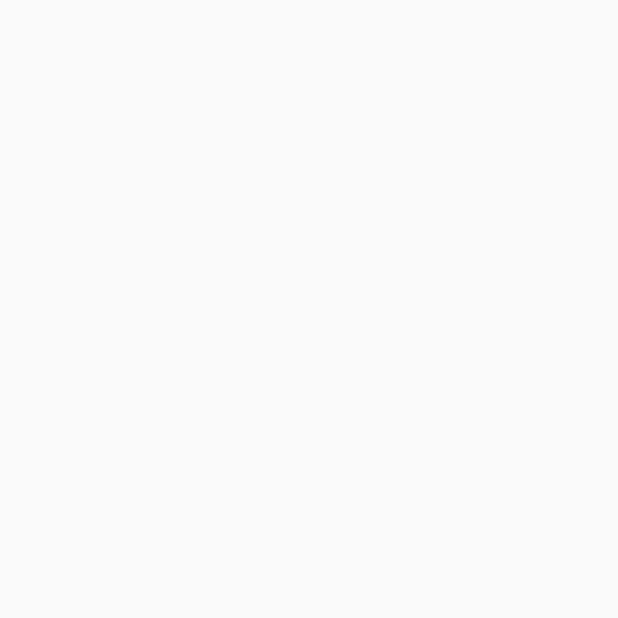
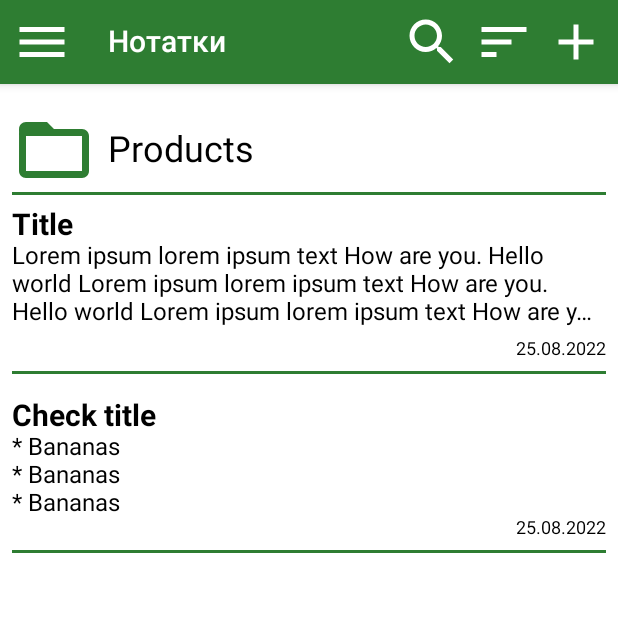
Before and after one commit to bilotserkivets/My-Notes, an Android app built with Jetpack Compose: the screen it shows after launch (MainActivity), on a phone screen of 412 x 824 dp, the top half of it. Before the commit the part shown is empty. Run offline under Robolectric (Android 15) with nearby library versions, the phone set to English and light mode, and no system bars.

Commit message:
Create navigationIcon, search icon, sort icon, add icon in topBar

```diff
--- a/app/build.gradle
+++ b/app/build.gradle
@@ -72,4 +72,6 @@ dependencies {
     def nav_version = "2.5.1"
 
     implementation "androidx.navigation:navigation-compose:$nav_version"
+
+    implementation "androidx.compose.material:material-icons-extended:$compose_version"
 }
--- a/app/src/main/java/com/example/mynotes/MainActivity.kt
+++ b/app/src/main/java/com/example/mynotes/MainActivity.kt
@@ -10,13 +10,14 @@ import androidx.compose.material.Text
 import androidx.compose.runtime.Composable
 import androidx.compose.ui.Modifier
 import androidx.compose.ui.tooling.preview.Preview
+import com.example.mynotes.screens.MainScreen
 import com.example.mynotes.ui.theme.MyNotesTheme
 
 class MainActivity : ComponentActivity() {
     override fun onCreate(savedInstanceState: Bundle?) {
         super.onCreate(savedInstanceState)
         setContent {
-
+            MainScreen()
         }
     }
 }
--- a/app/src/main/java/com/example/mynotes/screens/MainScreen.kt
+++ b/app/src/main/java/com/example/mynotes/screens/MainScreen.kt
@@ -3,6 +3,7 @@ package com.example.mynotes.screens
 import androidx.compose.foundation.layout.*
 import androidx.compose.material.*
 import androidx.compose.material.icons.Icons
+import androidx.compose.material.icons.outlined.Menu
 import androidx.compose.runtime.Composable
 import androidx.compose.ui.Alignment
 import androidx.compose.ui.Modifier
@@ -26,7 +27,54 @@ fun MainScreen() {
                 title = { Text(text = stringResource(R.string.notes))
                 },
                 contentColor = Color.White,
-                backgroundColor = Green800
+                backgroundColor = Green800,
+                navigationIcon = {
+                   IconButton(
+                       onClick = {
+                       /*TODO*/
+                       }) {
+                       Icon(
+                           imageVector = Icons.Outlined.Menu,
+                           contentDescription = stringResource(id = R.string.menu),
+                           modifier = Modifier.size(40.dp)
+                       )
+                   }
+                },
+                actions = {
+                    IconButton(
+                        onClick = {
+                        /*TODO*/
+                        }) {
+                        Icon(
+                            painter = painterResource(id = R.drawable.ic_search),
+                            contentDescription = stringResource(id = R.string.search),
+                            modifier = Modifier.size(40.dp),
+                            tint = Color.White
+                         )
+                    }
+                    IconButton(
+                        onClick = {
+                            /*TODO*/
+                        }) {
+                        Icon(
+                            painter = painterResource(id = R.drawable.ic_sort),
+                            contentDescription = stringResource(id = R.string.sort),
+                            modifier = Modifier.size(40.dp),
+                            tint = Color.White
+                        )
+                    }
+                    IconButton(
+                        onClick = {
+                            /*TODO*/
+                        }) {
+                        Icon(
+                            painter = painterResource(id = R.drawable.ic_add),
+                            contentDescription = stringResource(id = R.string.add),
+                            modifier = Modifier.size(40.dp),
+                            tint = Color.White
+                        )
+                    }
+                }
             )
         }
     ) {
@@ -49,7 +97,7 @@ fun CategoryItem() {
         Icon(
             painter = painterResource(id = R.drawable.ic_folder),
             contentDescription = stringResource(id = R.string.folder),
-            modifier = Modifier.size(64.dp),
+            modifier = Modifier.size(56.dp),
             tint = Green800
         )
         Text(
--- /dev/null
+++ b/app/src/main/res/drawable/ic_add.xml
@@ -0,0 +1,5 @@
+<vector android:height="24dp" android:tint="#000000"
+    android:viewportHeight="24" android:viewportWidth="24"
+    android:width="24dp" xmlns:android="http://schemas.android.com/apk/res/android">
+    <path android:fillColor="@android:color/white" android:pathData="M19,13h-6v6h-2v-6H5v-2h6V5h2v6h6v2z"/>
+</vector>
--- /dev/null
+++ b/app/src/main/res/drawable/ic_menu.xml
@@ -0,0 +1,5 @@
+<vector android:height="24dp" android:tint="#000000"
+    android:viewportHeight="24" android:viewportWidth="24"
+    android:width="24dp" xmlns:android="http://schemas.android.com/apk/res/android">
+    <path android:fillColor="@android:color/white" android:pathData="M3,18h18v-2L3,16v2zM3,13h18v-2L3,11v2zM3,6v2h18L21,6L3,6z"/>
+</vector>
--- /dev/null
+++ b/app/src/main/res/drawable/ic_search.xml
@@ -0,0 +1,5 @@
+<vector android:height="24dp" android:tint="#000000"
+    android:viewportHeight="24" android:viewportWidth="24"
+    android:width="24dp" xmlns:android="http://schemas.android.com/apk/res/android">
+    <path android:fillColor="@android:color/white" android:pathData="M15.5,14h-0.79l-0.28,-0.27C15.41,12.59 16,11.11 16,9.5 16,5.91 13.09,3 9.5,3S3,5.91 3,9.5 5.91,16 9.5,16c1.61,0 3.09,-0.59 4.23,-1.57l0.27,0.28v0.79l5,4.99L20.49,19l-4.99,-5zM9.5,14C7.01,14 5,11.99 5,9.5S7.01,5 9.5,5 14,7.01 14,9.5 11.99,14 9.5,14z"/>
+</vector>
--- /dev/null
+++ b/app/src/main/res/drawable/ic_sort.xml
@@ -0,0 +1,5 @@
+<vector android:autoMirrored="true" android:height="24dp"
+    android:tint="#000000" android:viewportHeight="24"
+    android:viewportWidth="24" android:width="24dp" xmlns:android="http://schemas.android.com/apk/res/android">
+    <path android:fillColor="@android:color/white" android:pathData="M3,18h6v-2L3,16v2zM3,6v2h18L21,6L3,6zM3,13h12v-2L3,11v2z"/>
+</vector>
--- a/app/src/main/res/values/strings.xml
+++ b/app/src/main/res/values/strings.xml
@@ -2,4 +2,8 @@
     <string name="app_name">My Notes</string>
     <string name="notes">Нотатки</string>
     <string name="folder">folder</string>
+    <string name="menu">Menu</string>
+    <string name="search">Search</string>
+    <string name="sort">Sort</string>
+    <string name="add">Add</string>
 </resources>
```
